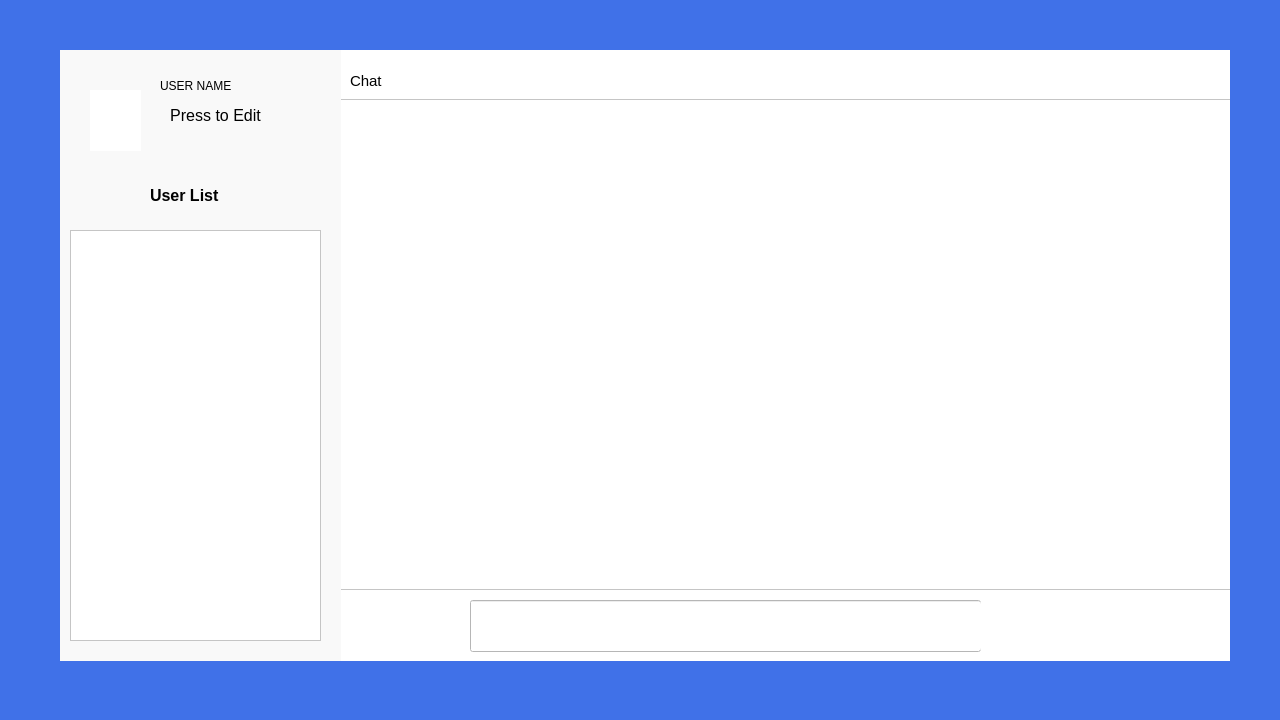
First picture: the form in MixieClient/mainwindow.ui, repository UnionDixie/MixieChatEnvironment, before the edit.
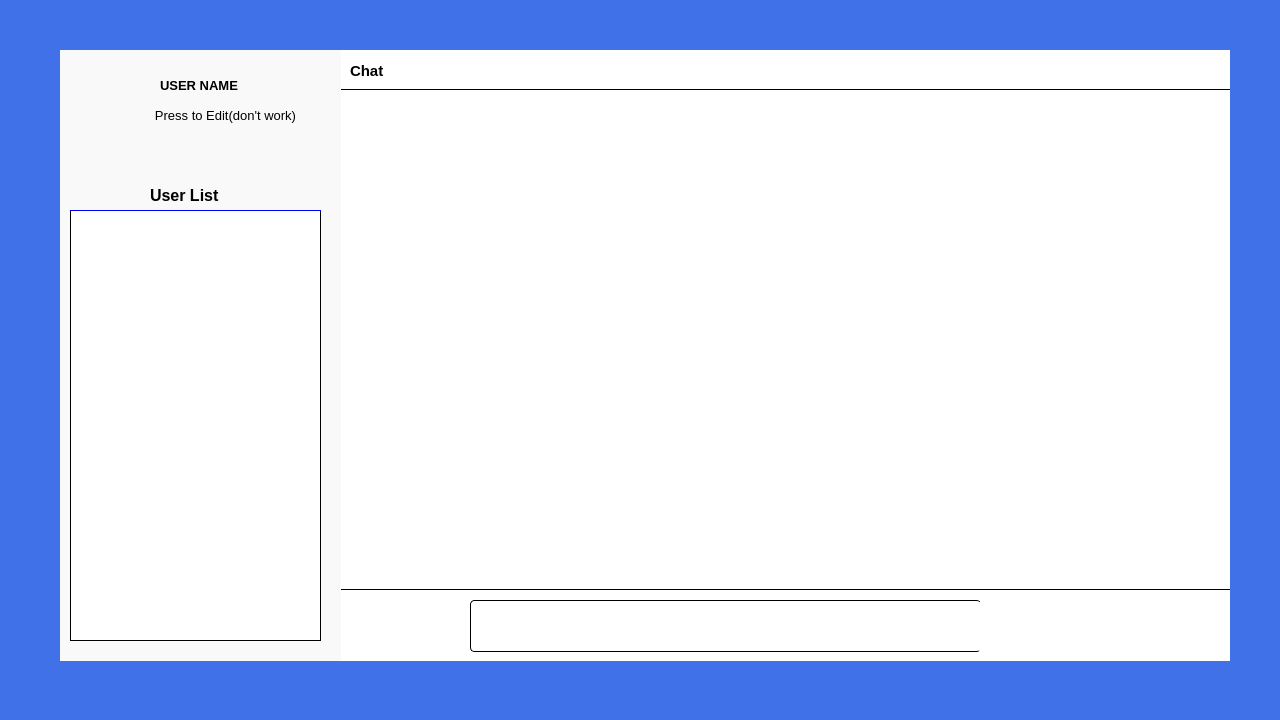
Second picture: the form after the edit. Icons and pictures are not drawn.

Commit message:
HotFix - adde new ico for GUI
#19

Diff of the .ui file:
```diff
--- a/MixieClient/mainwindow.ui
+++ b/MixieClient/mainwindow.ui
@@ -39,11 +39,14 @@
      <property name="geometry">
       <rect>
        <x>10</x>
-       <y>180</y>
+       <y>160</y>
        <width>251</width>
-       <height>411</height>
+       <height>431</height>
       </rect>
      </property>
+     <property name="styleSheet">
+      <string notr="true">border-width: 1px; border-style: solid; border-color: blue black black black;</string>
+     </property>
     </widget>
     <widget class="QLineEdit" name="inputTextEdit">
      <property name="geometry">
@@ -54,31 +57,22 @@
        <height>52</height>
       </rect>
      </property>
+     <property name="styleSheet">
+      <string notr="true">border-width: 1px; border-style: solid; border-color: black white black black;
+border-radius: 4px;</string>
+     </property>
     </widget>
     <widget class="QTextEdit" name="historyMessageEdit">
      <property name="geometry">
       <rect>
        <x>280</x>
-       <y>49</y>
+       <y>39</y>
        <width>891</width>
-       <height>491</height>
+       <height>501</height>
       </rect>
      </property>
-    </widget>
-    <widget class="QLabel" name="ico_label">
-     <property name="geometry">
-      <rect>
-       <x>30</x>
-       <y>40</y>
-       <width>51</width>
-       <height>61</height>
-      </rect>
-     </property>
-     <property name="text">
-      <string/>
-     </property>
-     <property name="pixmap">
-      <pixmap resource="data.qrc">:/img/Data/profile photo.png</pixmap>
+     <property name="styleSheet">
+      <string notr="true">border-width: 1px; border-style: solid; border-color: black white black black;</string>
      </property>
     </widget>
     <widget class="QWidget" name="widget_2" native="true">
@@ -122,6 +116,13 @@
         <height>31</height>
        </rect>
       </property>
+      <property name="font">
+       <font>
+        <pointsize>10</pointsize>
+        <weight>75</weight>
+        <bold>true</bold>
+       </font>
+      </property>
       <property name="text">
        <string>USER NAME</string>
       </property>
@@ -131,20 +132,36 @@
        <rect>
         <x>90</x>
         <y>50</y>
-        <width>131</width>
+        <width>151</width>
         <height>31</height>
        </rect>
       </property>
       <property name="font">
        <font>
-        <pointsize>12</pointsize>
+        <pointsize>10</pointsize>
        </font>
       </property>
       <property name="styleSheet">
        <string notr="true">border-radius: 12px;</string>
       </property>
       <property name="text">
-       <string>Press to Edit</string>
+       <string>Press to Edit(don't work)</string>
+      </property>
+     </widget>
+     <widget class="QLabel" name="ico_label">
+      <property name="geometry">
+       <rect>
+        <x>20</x>
+        <y>30</y>
+        <width>51</width>
+        <height>51</height>
+       </rect>
+      </property>
+      <property name="text">
+       <string/>
+      </property>
+      <property name="pixmap">
+       <pixmap resource="data.qrc">:/img/Data/profile photo.png</pixmap>
       </property>
      </widget>
     </widget>
@@ -168,7 +185,7 @@
      <property name="geometry">
       <rect>
        <x>290</x>
-       <y>20</y>
+       <y>10</y>
        <width>181</width>
        <height>21</height>
       </rect>
@@ -176,6 +193,8 @@
      <property name="font">
       <font>
        <pointsize>11</pointsize>
+       <weight>75</weight>
+       <bold>true</bold>
       </font>
      </property>
      <property name="text">
```
Left out of the diff: 1 changed line with no effect on the pictures. The commit also changes 5 other files.
